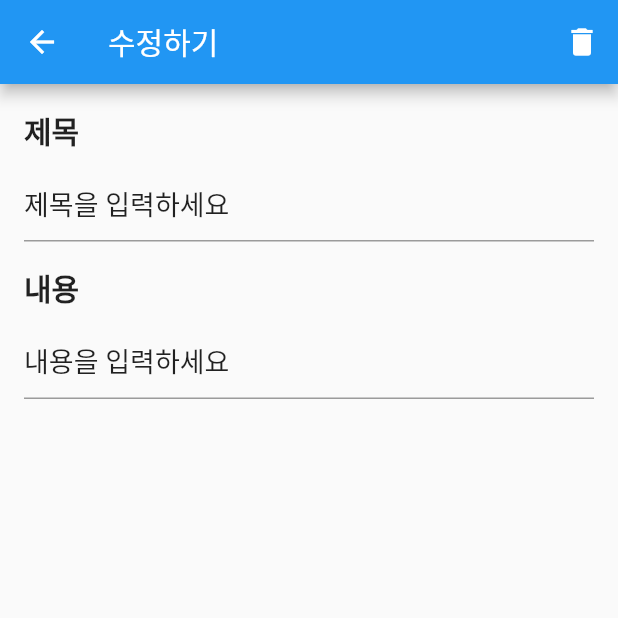
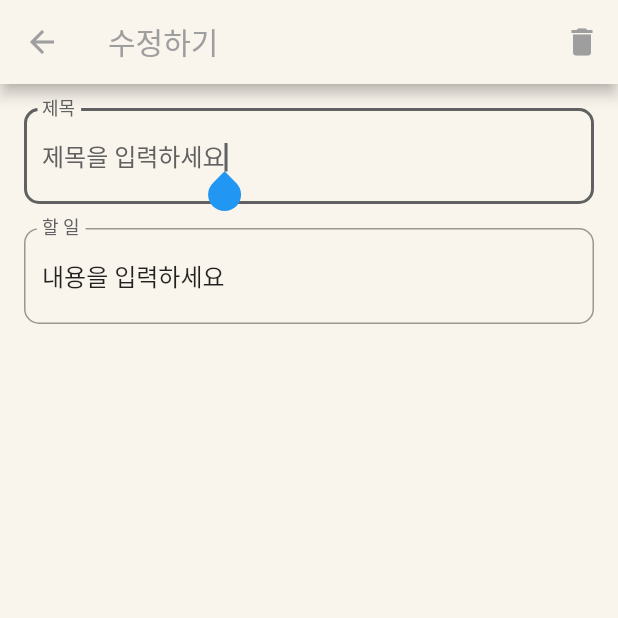
Before and after one commit to JayBadass/studdyplanner-flutter, a Flutter app: the screen it shows after launch, after a tap on the "add" icon, on a phone screen of 412 x 824 dp, the top half of it. Run offline on Flutter 3.47's test engine with Material 2 defaults, Android fonts, the light colour scheme and no system bars.

Commit message:
Design System 적용

```diff
--- a/lib/detail_page.dart
+++ b/lib/detail_page.dart
@@ -4,7 +4,6 @@ import 'package:provider/provider.dart';
 
 import 'memo_service.dart';
 
-// 메모 생성 및 수정 페이지
 class DetailPage extends StatelessWidget {
   DetailPage({Key? key, required this.index}) : super(key: key);
 
@@ -23,42 +22,52 @@ class DetailPage extends StatelessWidget {
 
     return Scaffold(
       appBar: AppBar(
-        title: Text("수정하기"),
+        title: Text("수정하기", style: TextStyle(color: Colors.grey[500])),
+        backgroundColor: Color.fromRGBO(249, 244, 236, 1.0),
+        iconTheme: IconThemeData(color: Colors.grey[500]), // 뒤로가기 버튼 색상 설정
         actions: [
           IconButton(
             onPressed: () {
               // 삭제 버튼 클릭시
               showDeleteDialog(context, memoService);
             },
-            icon: Icon(Icons.delete),
+            icon: Icon(
+              Icons.delete,
+              color: Colors.grey[500],
+            ),
           )
         ],
       ),
-      body: Padding(
+      body: Container(
+        color: Color.fromRGBO(249, 244, 236, 1.0),
         padding: const EdgeInsets.all(16),
         child: Column(
           crossAxisAlignment: CrossAxisAlignment.stretch,
           children: [
-            Container(
-              margin: EdgeInsets.only(bottom: 8),
-              child: Text(
-                "제목",
-                style: TextStyle(
-                  fontSize: 20,
-                  fontWeight: FontWeight.bold,
-                ),
-              ),
-            ),
             Flexible(
               child: TextField(
                 controller: titleController,
                 decoration: InputDecoration(
-                  hintText: "제목을 입력하세요",
-                  border: UnderlineInputBorder(),
+                  labelText: "제목",
+                  hintText: "할 일을 입력하세요",
+                  border: OutlineInputBorder(
+                    borderRadius: BorderRadius.all(Radius.circular(10)),
+                    borderSide: BorderSide(color: Colors.grey[500]!),
+                  ),
+                  focusedBorder: OutlineInputBorder(
+                    borderRadius: BorderRadius.all(Radius.circular(10)),
+                    borderSide:
+                        BorderSide(color: Colors.grey[700]!, width: 2.0),
+                  ),
+                  labelStyle: TextStyle(
+                    color: Colors.grey[700],
+                  ),
                 ),
+                cursorColor: Colors.grey[700],
                 style: TextStyle(
-                  fontSize: 18,
+                  color: Colors.grey[700], // 선택된 상태일 때 텍스트 색상
                 ),
+                autofocus: true,
                 maxLines: null,
                 expands: false,
                 keyboardType: TextInputType.multiline,
@@ -73,26 +82,27 @@ class DetailPage extends StatelessWidget {
               ),
             ),
             SizedBox(height: 16),
-            Container(
-              margin: EdgeInsets.only(bottom: 8),
-              child: Text(
-                "내용",
-                style: TextStyle(
-                  fontSize: 20,
-                  fontWeight: FontWeight.bold,
-                ),
-              ),
-            ),
             Flexible(
               child: TextField(
                 controller: contentController,
                 decoration: InputDecoration(
-                  hintText: "내용을 입력하세요",
-                  border: UnderlineInputBorder(),
+                  labelText: "할 일",
+                  hintText: "세부사항을 입력하세요",
+                  border: OutlineInputBorder(
+                    borderRadius: BorderRadius.circular(10),
+                    borderSide: BorderSide(color: Colors.grey[500]!),
+                  ),
+                  focusedBorder: OutlineInputBorder(
+                    borderRadius: BorderRadius.all(Radius.circular(10)),
+                    borderSide:
+                        BorderSide(color: Colors.grey[700]!, width: 2.0),
+                  ),
+                  labelStyle: TextStyle(
+                    color: Colors.grey[700],
+                  ),
                 ),
-                style: TextStyle(
-                  fontSize: 18,
-                ),
+                cursorColor: Colors.grey[700],
+                autofocus: false,
                 maxLines: null,
                 expands: false,
                 keyboardType: TextInputType.multiline,
--- a/lib/main.dart
+++ b/lib/main.dart
@@ -44,11 +44,18 @@ class _HomePageState extends State<HomePage> {
         List<Memo> memoList = memoService.memoList;
 
         return Scaffold(
+          backgroundColor: Color.fromRGBO(249, 244, 236, 1.0),
           appBar: AppBar(
-            title: Text("Todo List"),
+            automaticallyImplyLeading: false,
+            elevation: 0.5,
+            backgroundColor: Color.fromRGBO(249, 244, 236, 1.0),
+            title: Text(
+              "오늘의 할 일",
+              style: TextStyle(color: Colors.grey[500]),
+            ),
           ),
           body: memoList.isEmpty
-              ? Center(child: Text("할일을 작성해 주세요"))
+              ? Center(child: Text("할 일을 입력하세요"))
               : ListView.builder(
                   itemCount: memoList.length,
                   itemBuilder: (context, index) {
@@ -80,6 +87,7 @@ class _HomePageState extends State<HomePage> {
                                       fontSize: 18,
                                       fontWeight: FontWeight.bold,
                                     ),
+                                    maxLines: 1,
                                   ),
                                   SizedBox(height: 8),
                                   Text(
@@ -100,7 +108,7 @@ class _HomePageState extends State<HomePage> {
                               icon: memo.isChecked
                                   ? Icon(
                                       Icons.check_box,
-                                      color: Colors.green,
+                                      color: Colors.green[300],
                                     )
                                   : Icon(
                                       CupertinoIcons.square,
@@ -113,12 +121,17 @@ class _HomePageState extends State<HomePage> {
                               },
                             ),
                           ),
+                          Divider(
+                            thickness: 0.5,
+                            height: 0.5,
+                          ),
                         ],
                       ),
                     );
                   },
                 ),
           floatingActionButton: FloatingActionButton(
+            backgroundColor: Color.fromRGBO(250, 221, 175, 1),
             child: Icon(Icons.add),
             onPressed: () {
               memoService.createMemo(title: '제목을 입력하세요', content: '내용을 입력하세요');
```
